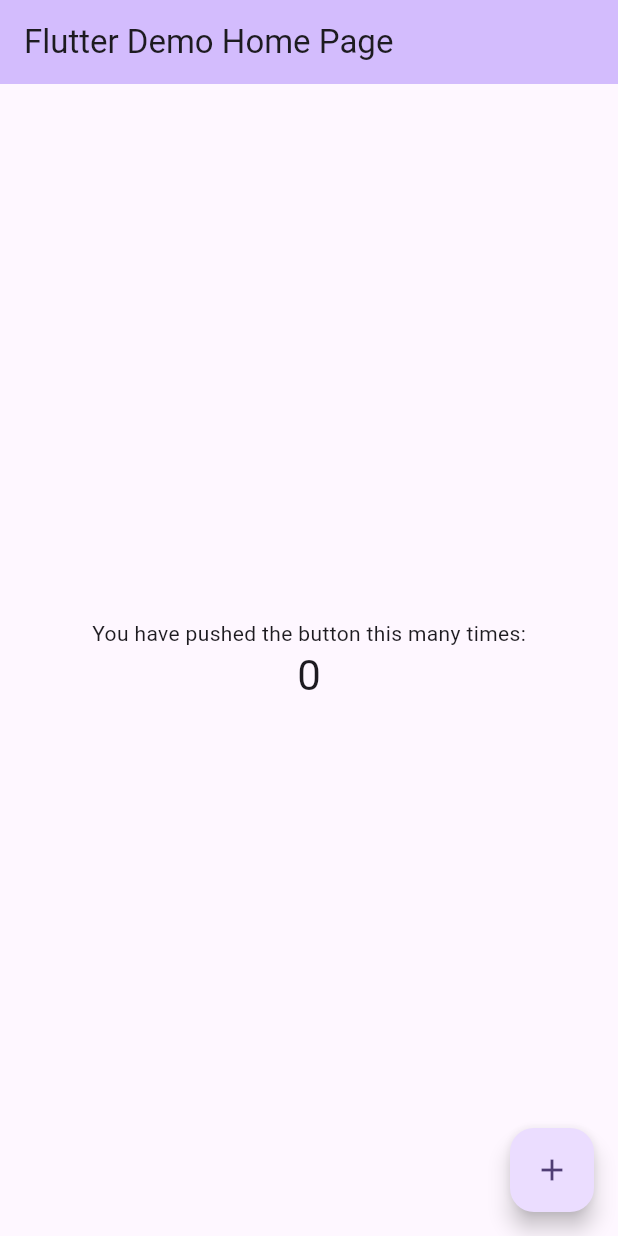
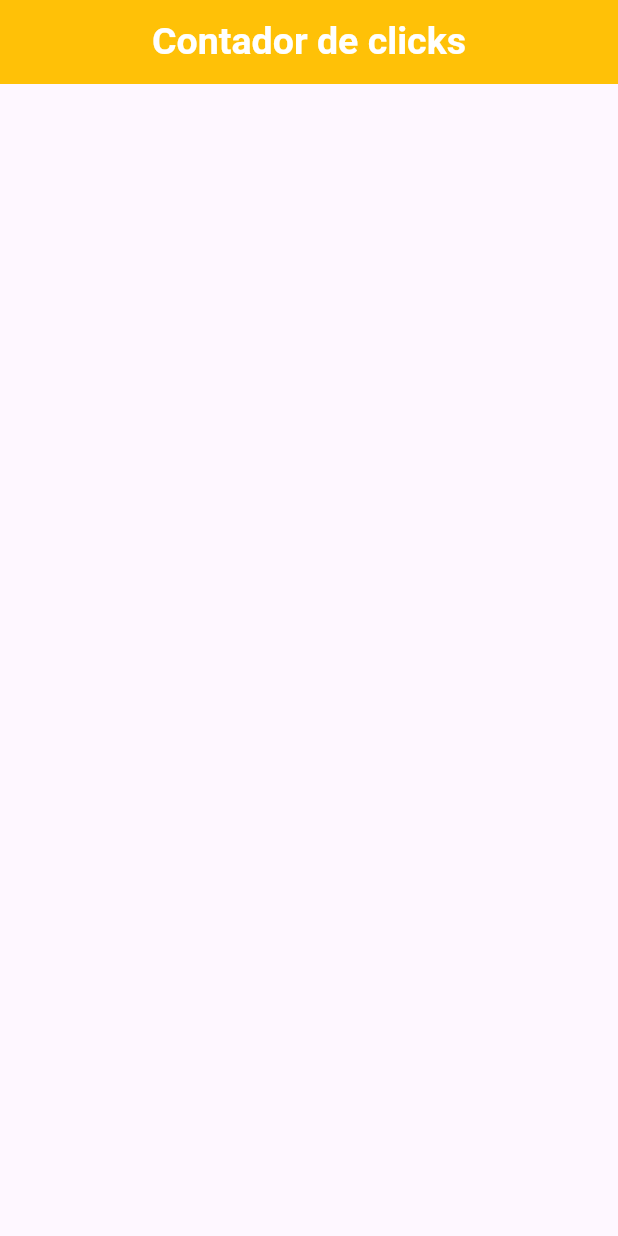
Before and after one commit to DanielRestrepoGaleano/dart_flutter, a Flutter app: the screen it shows after launch, on a phone screen of 412 x 824 dp. Run offline on Flutter 3.47's test engine with Material 3 defaults, Android fonts, the phone set to English and light mode, and no system bars.

Commit message:
segunda parte de la clase

```diff
--- a/contador/lib/main.dart
+++ b/contador/lib/main.dart
@@ -1,125 +1,41 @@
+/// The `main` function in Dart initializes a Flutter application by running the `Contador` class to
+/// display its UI.
 import 'package:flutter/material.dart';
 
 void main() {
-  runApp(const MyApp());
+  /// `runApp(Contador());` is a method call that is used in Flutter to run the application and display
+  /// the UI defined in the `Contador` class. In this case, it is starting the application with the UI
+  /// defined in the `Contador` class.
+  runApp(const Contador());
 }
+//statless widget o stateful widget.
 
-class MyApp extends StatelessWidget {
-  const MyApp({super.key});
-
-  // This widget is the root of your application.
-  @override
-  Widget build(BuildContext context) {
-    return MaterialApp(
-      title: 'Flutter Demo',
-      theme: ThemeData(
-        // This is the theme of your application.
-        //
-        // TRY THIS: Try running your application with "flutter run". You'll see
-        // the application has a purple toolbar. Then, without quitting the app,
-        // try changing the seedColor in the colorScheme below to Colors.green
-        // and then invoke "hot reload" (save your changes or press the "hot
-        // reload" button in a Flutter-supported IDE, or press "r" if you used
-        // the command line to start the app).
-        //
-        // Notice that the counter didn't reset back to zero; the application
-        // state is not lost during the reload. To reset the state, use hot
-        // restart instead.
-        //
-        // This works for code too, not just values: Most code changes can be
-        // tested with just a hot reload.
-        colorScheme: ColorScheme.fromSeed(seedColor: Colors.deepPurple),
-        useMaterial3: true,
-      ),
-      home: const MyHomePage(title: 'Flutter Demo Home Page'),
-    );
-  }
-}
-
-class MyHomePage extends StatefulWidget {
-  const MyHomePage({super.key, required this.title});
-
-  // This widget is the home page of your application. It is stateful, meaning
-  // that it has a State object (defined below) that contains fields that affect
-  // how it looks.
-
-  // This class is the configuration for the state. It holds the values (in this
-  // case the title) provided by the parent (in this case the App widget) and
-  // used by the build method of the State. Fields in a Widget subclass are
-  // always marked "final".
-
-  final String title;
-
-  @override
-  State<MyHomePage> createState() => _MyHomePageState();
-}
-
-class _MyHomePageState extends State<MyHomePage> {
-  int _counter = 0;
-
-  void _incrementCounter() {
-    setState(() {
-      // This call to setState tells the Flutter framework that something has
-      // changed in this State, which causes it to rerun the build method below
-      // so that the display can reflect the updated values. If we changed
-      // _counter without calling setState(), then the build method would not be
-      // called again, and so nothing would appear to happen.
-      _counter++;
-    });
-  }
+//se necesita un constructor sino da error la clase de tipo widget
+/// This Dart class named Contador extends StatelessWidget.
+///
+/// azul es para sugerencia
+class Contador extends StatelessWidget {
+  const Contador(
+      {super.key}); //necesitan keys para ubicarlos en el arbol de widgets
 
   @override
   Widget build(BuildContext context) {
-    // This method is rerun every time setState is called, for instance as done
-    // by the _incrementCounter method above.
-    //
-    // The Flutter framework has been optimized to make rerunning build methods
-    // fast, so that you can just rebuild anything that needs updating rather
-    // than having to individually change instances of widgets.
-    return Scaffold(
-      appBar: AppBar(
-        // TRY THIS: Try changing the color here to a specific color (to
-        // Colors.amber, perhaps?) and trigger a hot reload to see the AppBar
-        // change color while the other colors stay the same.
-        backgroundColor: Theme.of(context).colorScheme.inversePrimary,
-        // Here we take the value from the MyHomePage object that was created by
-        // the App.build method, and use it to set our appbar title.
-        title: Text(widget.title),
-      ),
-      body: Center(
-        // Center is a layout widget. It takes a single child and positions it
-        // in the middle of the parent.
-        child: Column(
-          // Column is also a layout widget. It takes a list of children and
-          // arranges them vertically. By default, it sizes itself to fit its
-          // children horizontally, and tries to be as tall as its parent.
-          //
-          // Column has various properties to control how it sizes itself and
-          // how it positions its children. Here we use mainAxisAlignment to
-          // center the children vertically; the main axis here is the vertical
-          // axis because Columns are vertical (the cross axis would be
-          // horizontal).
-          //
-          // TRY THIS: Invoke "debug painting" (choose the "Toggle Debug Paint"
-          // action in the IDE, or press "p" in the console), to see the
-          // wireframe for each widget.
-          mainAxisAlignment: MainAxisAlignment.center,
-          children: <Widget>[
-            const Text(
-              'You have pushed the button this many times:',
-            ),
-            Text(
-              '$_counter',
-              style: Theme.of(context).textTheme.headlineMedium,
-            ),
-          ],
+    //Todas las clases stateless o stateful, necesitan tener un metodo llamado build, encargado de devolver un widget
+    //se le pasa como parametro el contexto
+    return MaterialApp(
+      debugShowCheckedModeBanner: false,
+      // home: Center(child: Text("Hola flutter")),
+      home: Scaffold(
+        appBar: AppBar(
+          title: const Text(
+            "Contador de clicks",
+            style: TextStyle(fontSize: 25, fontWeight: FontWeight.bold),
+          ),
+          backgroundColor: Colors.amber,
+          foregroundColor: Colors.white,
+          centerTitle: true,
         ),
       ),
-      floatingActionButton: FloatingActionButton(
-        onPressed: _incrementCounter,
-        tooltip: 'Increment',
-        child: const Icon(Icons.add),
-      ), // This trailing comma makes auto-formatting nicer for build methods.
-    );
+    ); //este widget va a acomodar el contenido en el centro
   }
 }
```
Also changed, not shown: 1 other file.
